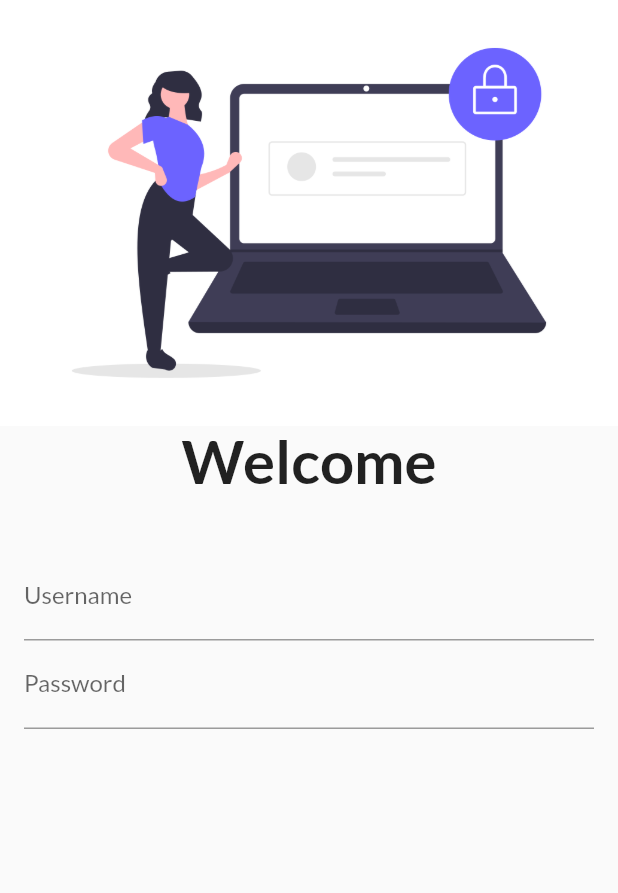
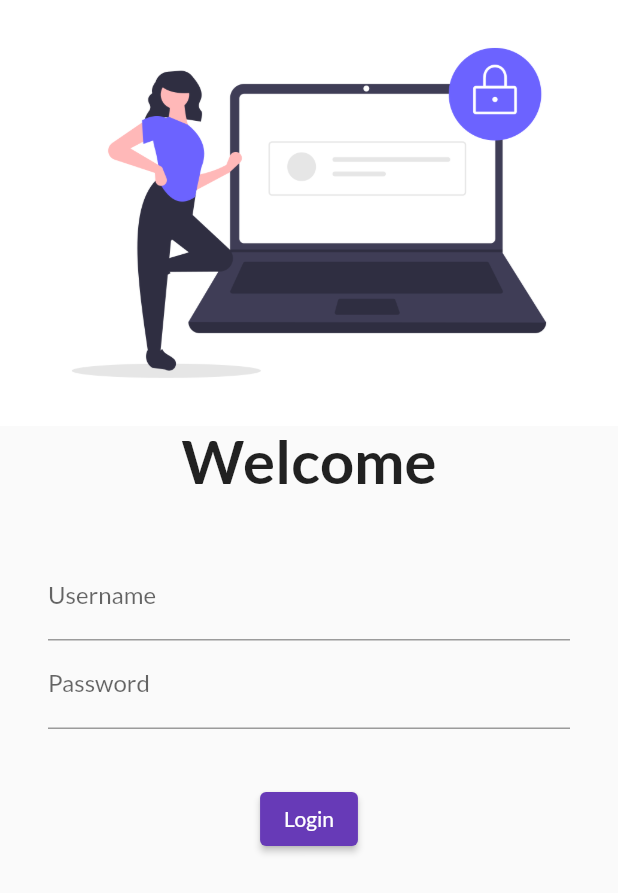
Before and after one commit to bhaveshs6/flutter-demo-app, a Flutter app: the screen it shows after launch, on a phone screen of 412 x 824 dp. Shown: the top 893 px of the screen. Run offline on Flutter 3.47's test engine with Material 2 defaults, Android fonts, the phone set to English and light mode, and no system bars; our stand-ins replace google_fonts.

Commit message:
login button

```diff
--- a/lib/pages/login.dart
+++ b/lib/pages/login.dart
@@ -14,7 +14,7 @@ class LoginPage extends StatelessWidget {
             style: TextStyle(fontSize: 40, fontWeight: FontWeight.bold)),
         SizedBox(height: 20),
         Padding(
-          padding: const EdgeInsets.all(16.0),
+          padding: const EdgeInsets.symmetric(vertical: 16.0, horizontal: 32.0),
           child: Column(
             children: [
               TextFormField(
@@ -23,12 +23,19 @@ class LoginPage extends StatelessWidget {
                 hintText: "Enter Username",
               )),
               TextFormField(
+                  obscureText: true,
                   decoration: InputDecoration(
-                labelText: "Password",
-                hintText: "Enter Password",
-              )),
+                    labelText: "Password",
+                    hintText: "Enter Password",
+                  )),
             ],
           ),
+        ),
+        SizedBox(height: 20),
+        ElevatedButton(
+          child: Text("Login"),
+          style: TextButton.styleFrom(),
+          onPressed: () {},
         )
       ],
     ));
```
